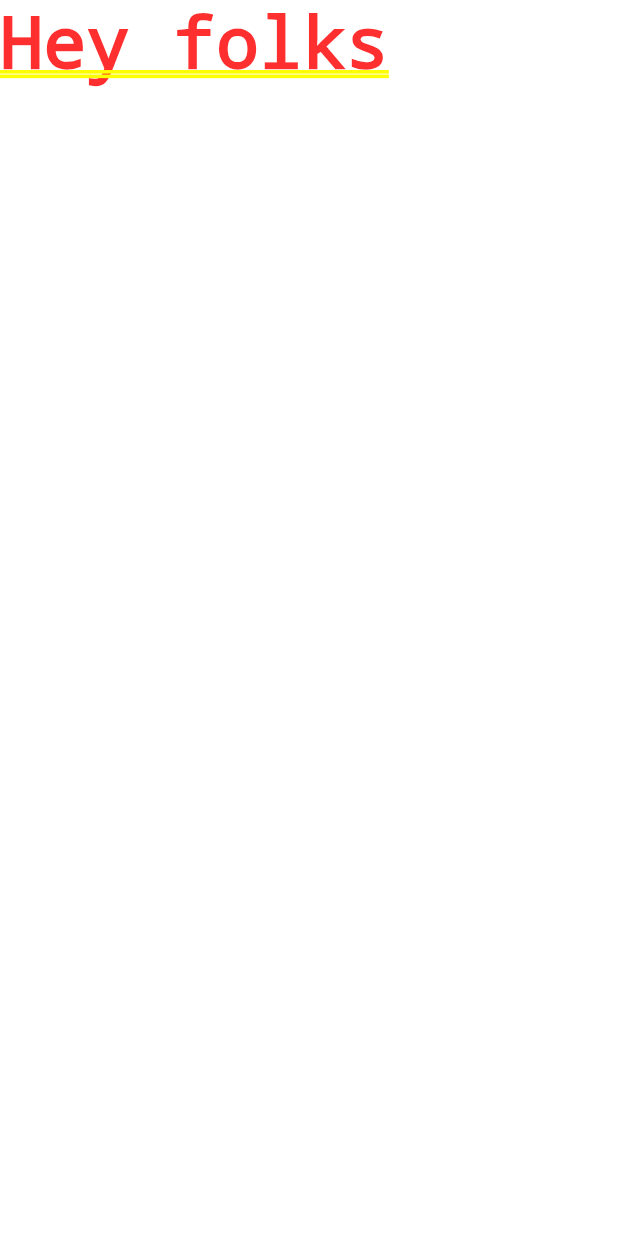
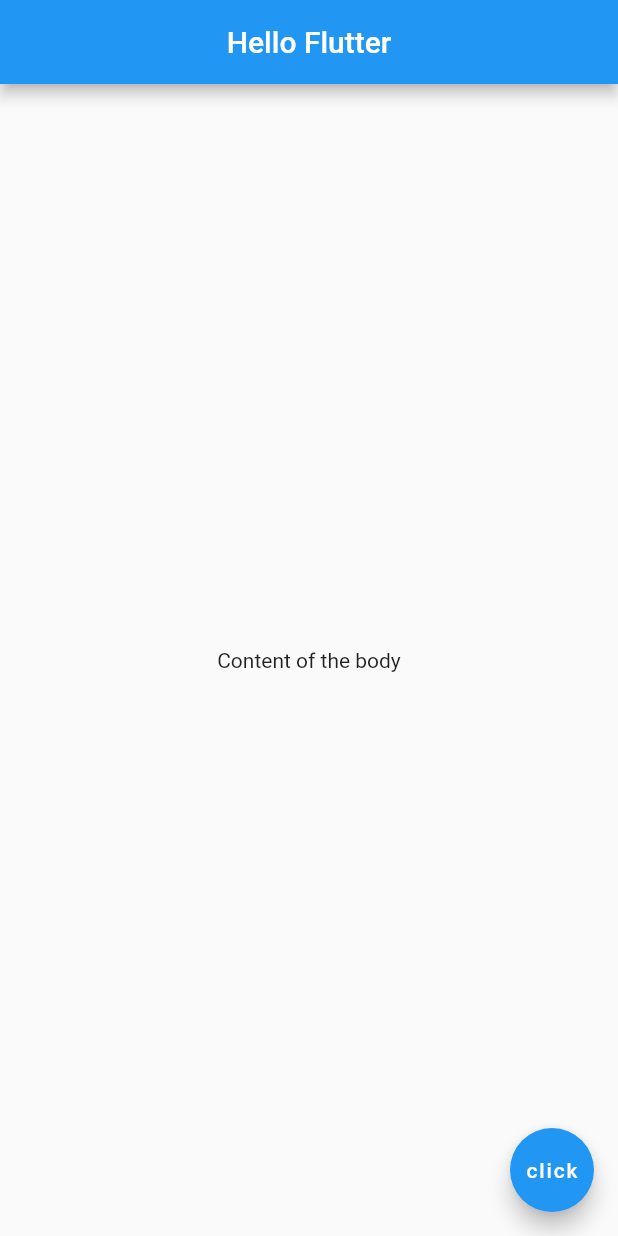
Before and after one commit to MithoonSharechat/flutter, a Flutter app: the screen it shows after launch, on a phone screen of 412 x 824 dp. Run offline on Flutter 3.47's test engine with Material 2 defaults, Android fonts, the phone set to English and light mode, and no system bars.

Commit message:
Fifth lesson

```diff
--- a/lib/main.dart
+++ b/lib/main.dart
@@ -1,5 +1,16 @@
 import 'package:flutter/material.dart';
 
 void main() => runApp(MaterialApp(
-  home: Text("Hey folks")
+  home: Scaffold(
+    appBar: AppBar(
+      title: Text('Hello Flutter'),
+      centerTitle: true,
+    ),
+    body: Center(
+      child: Text("Content of the body"),
+    ),
+    floatingActionButton: FloatingActionButton(
+      child: Text('click'),
+    ),
+  )
 ));
```
